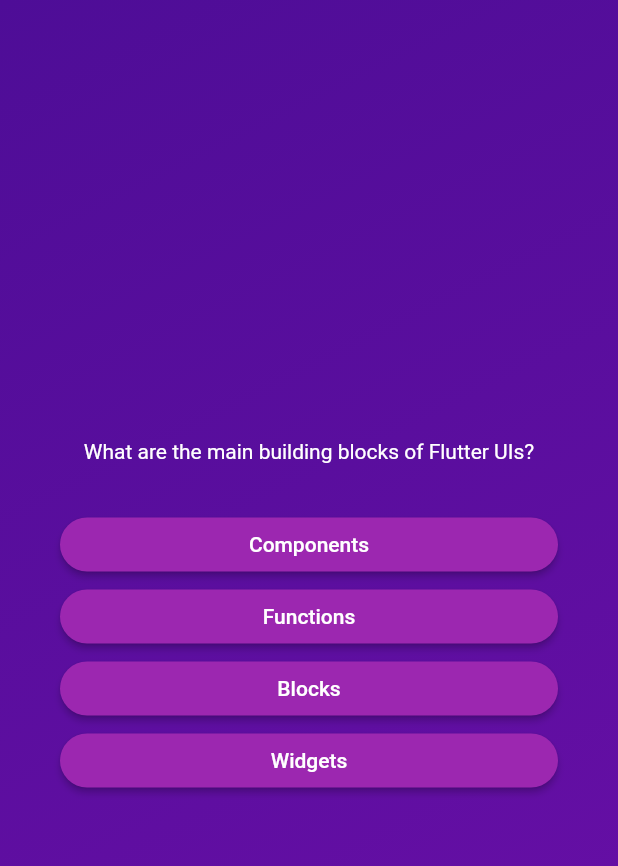
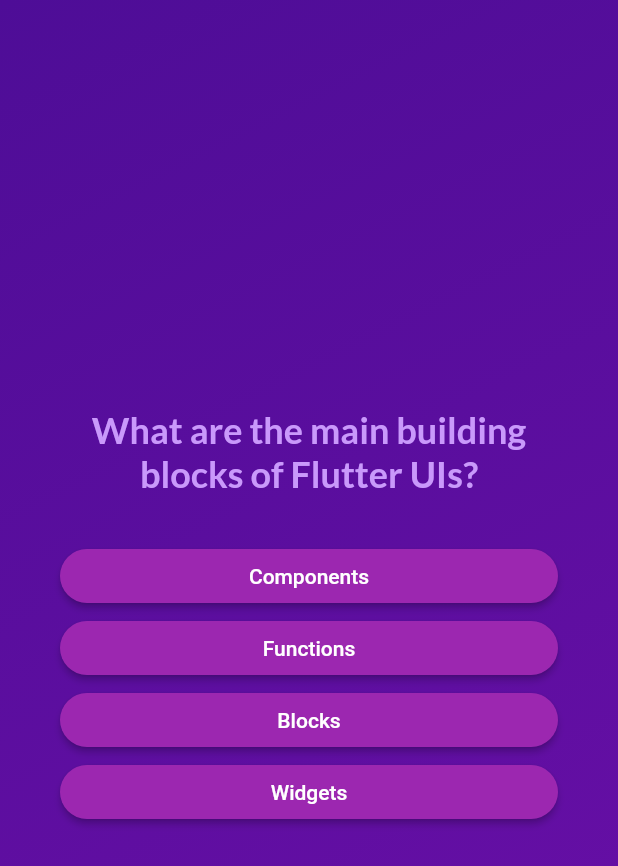
Before and after one commit to homebrew-coding-club/flutter-and-dart, a Flutter app: the screen it shows after launch, after a tap on "Start Quiz", on a phone screen of 412 x 824 dp. Shown: the top 866 px of the screen. Run offline on Flutter 3.47's test engine with Material 2 defaults, Android fonts, the phone set to English and light mode, and no system bars; our stand-ins replace google_fonts.

Commit message:
update font

```diff
--- a/lib/questions_screen.dart
+++ b/lib/questions_screen.dart
@@ -1,6 +1,7 @@
 import 'package:first_app/answer_button.dart';
 import 'package:first_app/data/questions.dart';
 import 'package:flutter/material.dart';
+import 'package:google_fonts/google_fonts.dart';
 
 class QuestionsScreen extends StatefulWidget {
   const QuestionsScreen({super.key});
@@ -34,8 +35,10 @@ class _QuestionsScreenState extends State<QuestionsScreen> {
           children: [
             Text(
               currentQuestion.text,
-              style: const TextStyle(
-                color: Colors.white,
+              style: GoogleFonts.lato(
+                color: const Color.fromARGB(255, 201, 153, 251),
+                fontSize: 24,
+                fontWeight: FontWeight.bold,
               ),
               textAlign: TextAlign.center,
             ),
--- a/lib/start_screen.dart
+++ b/lib/start_screen.dart
@@ -1,4 +1,5 @@
 import 'package:flutter/material.dart';
+import 'package:google_fonts/google_fonts.dart';
 
 class StartScreen extends StatelessWidget {
   const StartScreen(this.statQuiz, {super.key});
@@ -19,9 +20,9 @@ class StartScreen extends StatelessWidget {
           const SizedBox(
             height: 80,
           ),
-          const Text(
+          Text(
             'Learn Flutter',
-            style: TextStyle(
+            style: GoogleFonts.lato(
               color: Colors.white,
               fontSize: 24,
             ),
--- a/pubspec.yaml
+++ b/pubspec.yaml
@@ -35,6 +35,7 @@ dependencies:
   # The following adds the Cupertino Icons font to your application.
   # Use with the CupertinoIcons class for iOS style icons.
   cupertino_icons: ^1.0.2
+  google_fonts: ^5.1.0
 
 dev_dependencies:
   flutter_test:
```
Also changed, not shown: pubspec.lock, 7 other files.
